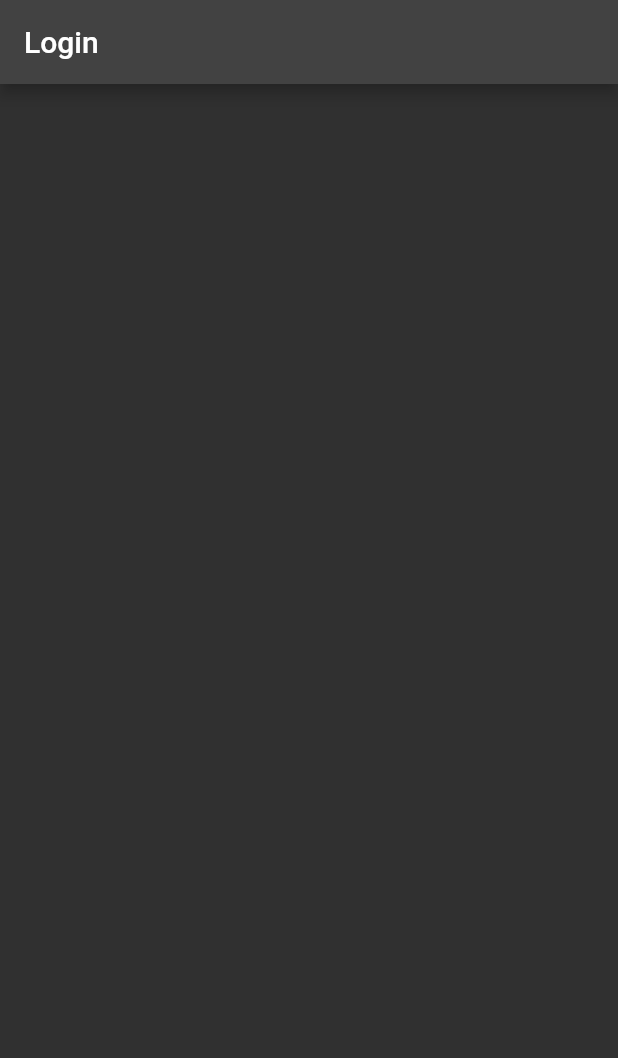
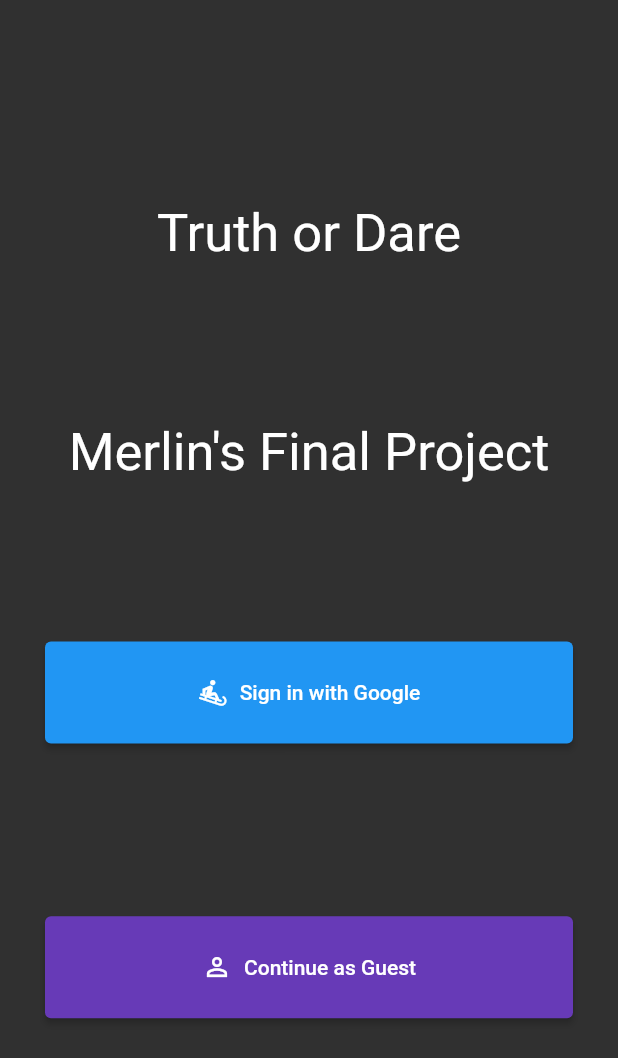
Before and after one commit to Merlin-Willner/TruthOrDare, a Flutter app: the screen it shows after launch, on a phone screen of 412 x 824 dp. Shown: the top 1058 px of the screen. Run offline on Flutter 3.47's test engine with Material 2 defaults, Android fonts, the phone set to English and light mode, and no system bars; our stand-ins replace firebase_auth, firebase_core, google_sign_in; accounts and stored records are empty.

Commit message:
signin with google and anonymus works

```diff
--- a/truthordare/lib/login/login.dart
+++ b/truthordare/lib/login/login.dart
@@ -1,14 +1,87 @@
 import 'package:flutter/material.dart';
-
+import 'package:truthordare/services/auth.dart';
 class LoginScreen extends StatelessWidget {
-  const LoginScreen({ Key? key }) : super(key: key);
+  const LoginScreen({Key? key}) : super(key: key);
 
   @override
   Widget build(BuildContext context) {
     return Scaffold(
-      appBar: AppBar(
-          title: const Text('Login'),
+      body: Container(
+        padding: const EdgeInsets.all(30),
+        child: Column(
+          crossAxisAlignment: CrossAxisAlignment.stretch,
+          mainAxisAlignment: MainAxisAlignment.spaceEvenly,
+          children: [
+            const Center(
+                child: Text("Truth or Dare",
+                  style: TextStyle(
+                    color: Colors.white,
+                    fontSize: 35
+                  )
+                ),
+            ),
+            const Center(
+                child: Text("Merlin's Final Project",
+                  style: TextStyle(
+                    color: Colors.white,
+                    fontSize: 35
+                  )
+                ),
+
+            ),
+            LoginButton(
+              text: 'Sign in with Google',
+              icon: Icons.sledding_outlined,
+              color: Colors.blue,
+              loginMethod: AuthService().googleLogin,
+            ),
+            Flexible(
+              child: LoginButton(
+                icon: Icons.person_outline,
+                text: 'Continue as Guest',
+                loginMethod: AuthService().anonLogin,
+                color: Colors.deepPurple,
+              ),
+            ),
+
+          ],
+        ),
       ),
     );
   }
 }
+
+class LoginButton extends StatelessWidget {
+  final Color color;
+  final IconData icon;
+  final String text;
+  final Function loginMethod;
+
+  const LoginButton(
+      {Key? key,
+      required this.text,
+      required this.icon,
+      required this.color,
+      required this.loginMethod})
+      : super(key: key);
+
+  @override
+  Widget build(BuildContext context) {
+    return Container(
+      margin: const EdgeInsets.only(bottom: 10),
+      child: ElevatedButton.icon(
+        icon: Icon(
+          icon,
+          color: Colors.white,
+          size: 20,
+        ),
+        style: TextButton.styleFrom(
+          padding: const EdgeInsets.all(24),
+          backgroundColor: color,
+        ),
+        onPressed: () => loginMethod(),
+        label: Text(text, textAlign: TextAlign.center),
+      ),
+    );
+  }
+}
```
Also changed, not shown: truthordare/lib/profile/profile.dart (+11 -6 lines), truthordare/lib/services/auth.dart (+31 -0 lines).
